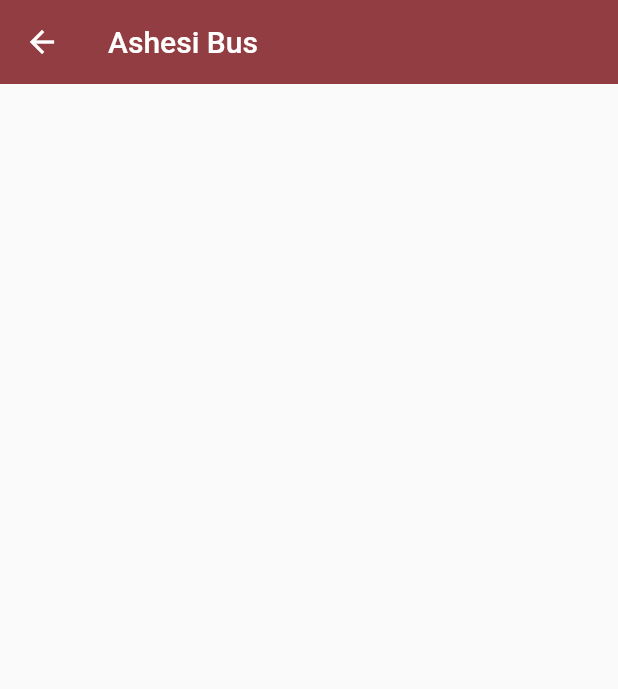
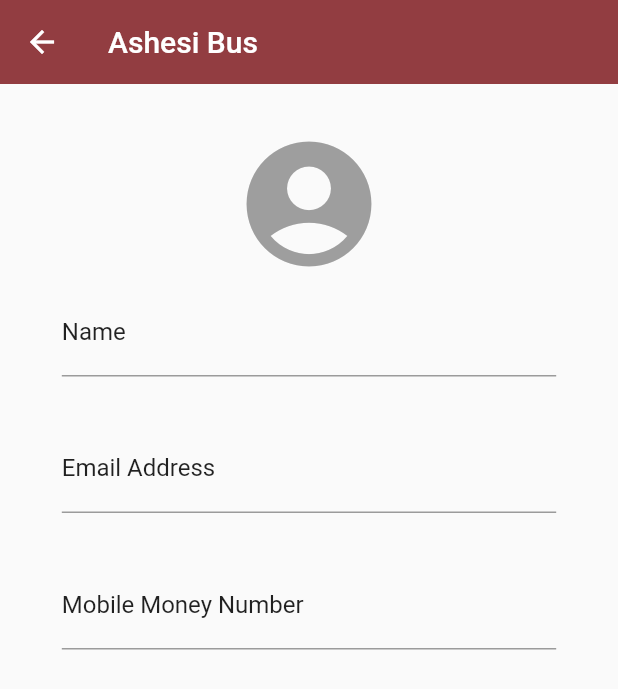
Before and after one commit to SKBlankson/bus-logistics-and-ticketing, a Flutter app: the Account screen opened directly, on a phone screen of 412 x 824 dp. Shown: the top 689 px of the screen. Run offline on Flutter 3.47's test engine with Material 2 defaults, Android fonts, the phone set to English and light mode, and no system bars; our stand-ins replace shared_preferences; accounts and stored records are empty.

Commit message:
Shared preferences for log in

```diff
--- /dev/null
+++ b/lib/classes/shared_pref.dart
@@ -0,0 +1,41 @@
+import 'package:ashesi_bus/classes/user.dart';
+import 'package:shared_preferences/shared_preferences.dart';
+
+class UserPreferences {
+  Future<bool> saveUser(User user) async {
+    final SharedPreferences prefs = await SharedPreferences.getInstance();
+
+    prefs.setInt("userId", user.userId!);
+    prefs.setString("name", user.name!);
+    prefs.setString("email", user.email!);
+    prefs.setString("phone", user.phone!);
+
+    return true;
+  }
+
+  Future<User> getUser() async {
+    final SharedPreferences prefs = await SharedPreferences.getInstance();
+
+    int? userId = prefs.getInt("userId");
+    String? name = prefs.getString("name");
+    String? email = prefs.getString("email");
+    String? phone = prefs.getString("phone");
+
+
+    return User(
+      userId: userId,
+      name: name,
+      email: email,
+      phone: phone,
+
+    );
+  }
+
+  void removeUser() async {
+    final SharedPreferences prefs = await SharedPreferences.getInstance();
+
+    prefs.remove("name");
+    prefs.remove("email");
+    prefs.remove("phone");
+  }
+}
--- /dev/null
+++ b/lib/classes/user.dart
@@ -0,0 +1,26 @@
+
+class User {
+  int? userId;
+  String? name;
+  String? email;
+  String? phone;
+
+
+  User({
+    this.userId,
+     this.name,
+     this.email,
+     this.phone
+    }
+  );
+
+  factory User.fromJson(Map<String, dynamic> responseData) {
+    return User(
+        userId: responseData['id'],
+        name: responseData['name'],
+        email: responseData['email'],
+        phone: responseData['phone'],
+
+    );
+  }
+}
--- a/lib/pages/account.dart
+++ b/lib/pages/account.dart
@@ -1,29 +1,91 @@
+import 'package:ashesi_bus/widgets/button.dart';
+import 'package:ashesi_bus/widgets/form.dart';
 import 'package:flutter/material.dart';
 
 class Account extends StatefulWidget {
-
   Account({
     super.key,
   });
-
 
   @override
   AccountState createState() => AccountState();
 }
 
-class AccountState extends State<Account>{
+class AccountState extends State<Account> {
+  final TextEditingController nameController = TextEditingController();
+  final TextEditingController emailController = TextEditingController();
+  final TextEditingController momoController = TextEditingController();
+  // final TextEditingController passwdController = TextEditingController();
 
-   @override
-  Widget build(BuildContext context){
+  // void _saveAccount() {
+  //   // Get the values from the text controllers
+  //   String name = nameController.text;
+  //   String email = emailController.text;
+  //   String momo = momoController.text;
+
+  //   // TODO: Implement save logic here
+  //   // You can use the values to save the account details
+
+  //   // Clear the text controllers after saving
+  //   nameController.clear();
+  //   emailController.clear();
+  //   momoController.clear();
+  // }
+
+  @override
+  Widget build(BuildContext context) {
     return Scaffold(
-
       appBar: AppBar(
         title: const Text("Ashesi Bus"),
         backgroundColor: const Color(0xFF923D41),
-        elevation: 0
+        elevation: 0,
       ),
+      body: Container(
+        padding: const EdgeInsets.all(10),
+        child: ListView(
+          children: [
+            SizedBox(height: 20),
 
+            Icon(
+              Icons.account_circle,
+              size: 100,
+              color: Colors.grey
+            ),
+
+            AppFormField(
+              controller: nameController,
+              labelledText: "Name",
+              enabled: false,
+            ),
+
+            SizedBox(height: 20),
+
+            AppFormField(
+              controller: emailController,
+              labelledText: "Email Address",
+              enabled: false,
+            ),
+
+            SizedBox(height: 20),
+
+            AppFormField(
+              controller: momoController,
+              labelledText: "Mobile Money Number",
+            ),
+
+            SizedBox(height: 20),
+
+            // FormButton(
+            //   text: "Save",
+            //   onPressed: _saveAccount
+            // ),
+
+            SizedBox(height: 20),
+
+            // TODO: Implement logout logic here
+          ],
+        ),
+      ),
     );
-
   }
-}
+  }
--- /dev/null
+++ b/lib/requests/get_request.dart
@@ -0,0 +1 @@
+import 'package:flutter/material.dart';
--- /dev/null
+++ b/lib/requests/post_request.dart
@@ -0,0 +1 @@
+import 'package:flutter/material.dart';
--- a/lib/widgets/form.dart
+++ b/lib/widgets/form.dart
@@ -9,7 +9,8 @@
     required this.controller,
     required this.labelledText,
     this.hintText,
-    this.obscureText = false
+    this.obscureText = false,
+    this.enabled = true
 
   });
 
@@ -17,6 +18,7 @@
   String labelledText;
   String? hintText;
   bool obscureText;
+  bool enabled;
 
   @override
   Widget build(BuildContext context){
@@ -61,3 +63,29 @@
     );
   }
 }
+
+
+// class ListViewTile extends StatelessWidget{
+
+//   ListViewTile({
+//     super.key,
+//     required this.text,
+//     required this.onTap
+//   });
+
+//   String text;
+//   Function() onTap;
+
+//   @override
+//   Widget build(BuildContext context){
+//     return ListTile(
+//       title: MainText(
+//         text: text,
+//         fontSize: 15,
+//         fontWeight: FontWeight.w600,
+//         color: Colors.black87,
+//       ),
+//       onTap: onTap,
+//     );
+//   }
+// }
--- a/pubspec.yaml
+++ b/pubspec.yaml
@@ -31,6 +31,8 @@
   flutter:
     sdk: flutter
   intl: ^0.17.0
+  shared_preferences: ^2.0.6
+  http: ^0.13.3
 
 
   # The following adds the Cupertino Icons font to your application.
```
Also changed, not shown: lib/pages/login.dart (+13 -1 lines), lib/pages/trip_details_feed.dart (+4 -4 lines), lib/requests/login_requests.dart (added, +49 -0 lines), lib/widgets/container.dart (+2 -6 lines), pubspec.lock, 3 other files.
